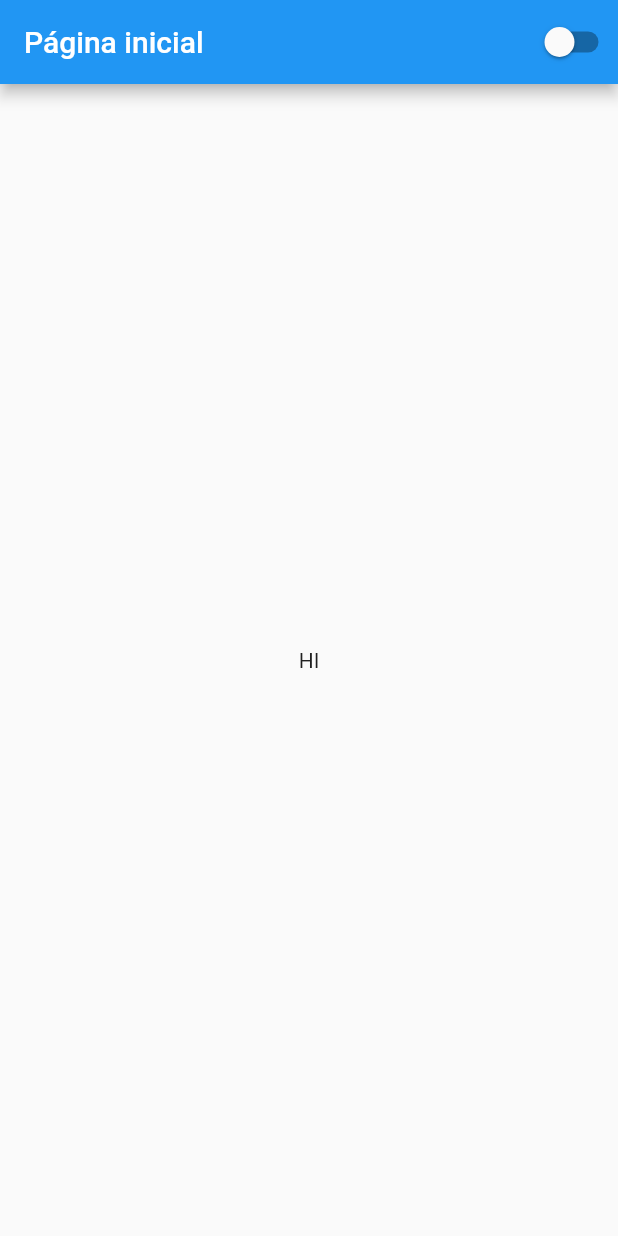
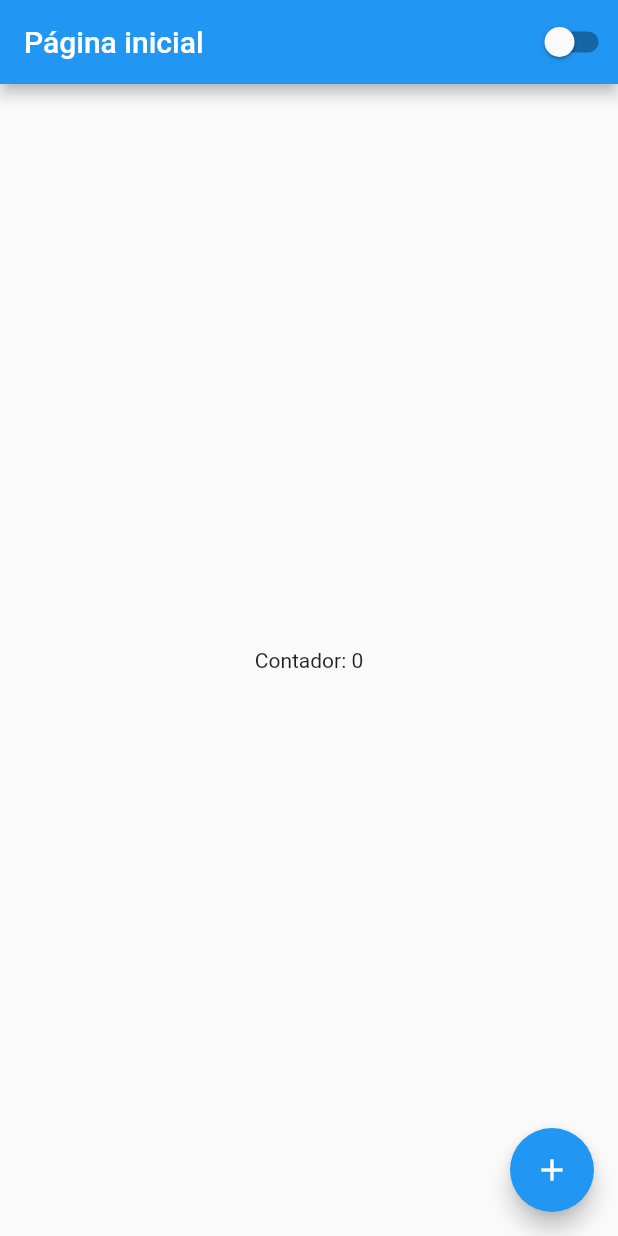
Before and after one commit to lucasantoniodev/curso_flutterando_2020, a Flutter app: the screen it shows after launch, on a phone screen of 412 x 824 dp. Run offline on Flutter 3.47's test engine with Material 2 defaults, Android fonts, the light colour scheme and no system bars.

Commit message:
#14 - Columns

```diff
--- a/lib/pages/home_page.dart
+++ b/lib/pages/home_page.dart
@@ -9,17 +9,26 @@ class HomePage extends StatefulWidget {
 }
 
 class _HomePageState extends State<HomePage> {
+  int counter = 0;
+
   @override
   Widget build(BuildContext context) {
     return Scaffold(
       appBar: AppBar(
         title: const Text('Página inicial'),
-        actions: const [
-          CustomSwitch()
-        ],
+        actions: const [CustomSwitch()],
       ),
-      body: const Center(
-        child: Text('HI'),
+      body: Center(
+        child: Column(
+          mainAxisAlignment: MainAxisAlignment.center,
+          children: [
+            Text('Contador: $counter'),
+          ],
+        ),
+      ),
+      floatingActionButton: FloatingActionButton(
+        child: const Icon(Icons.add),
+        onPressed: () => setState(() => counter++),
       ),
     );
   }
```
